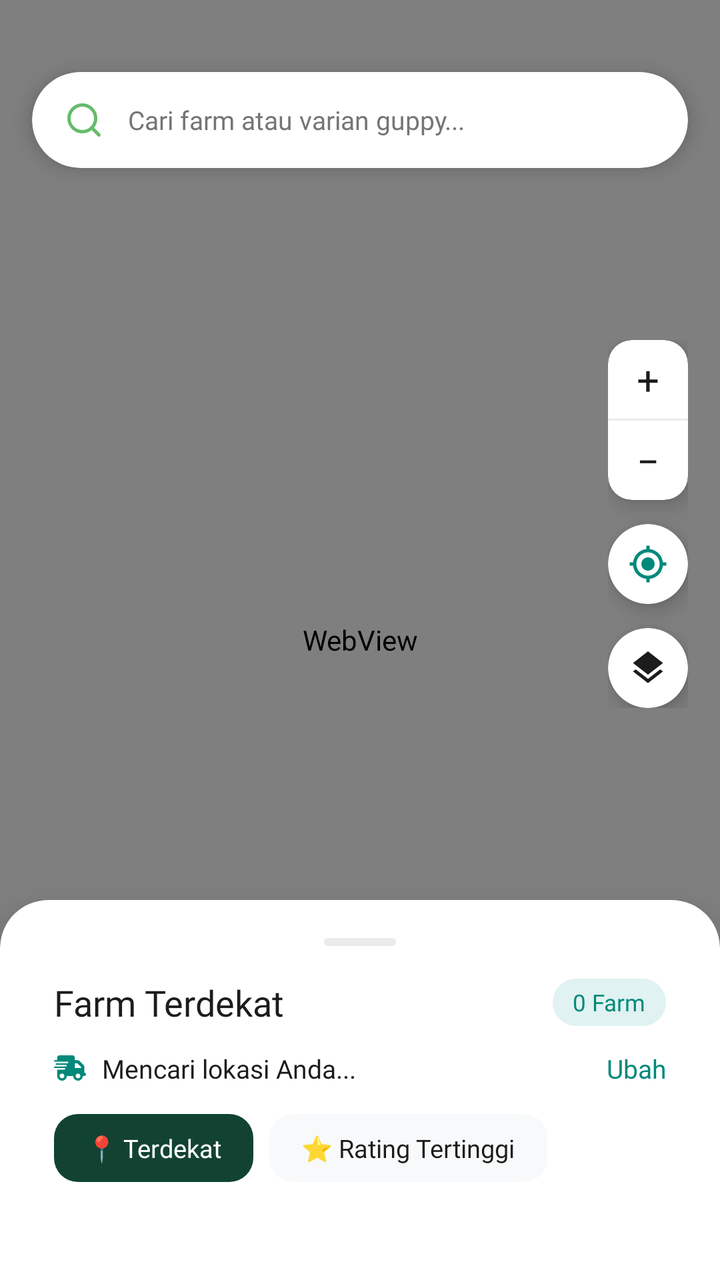
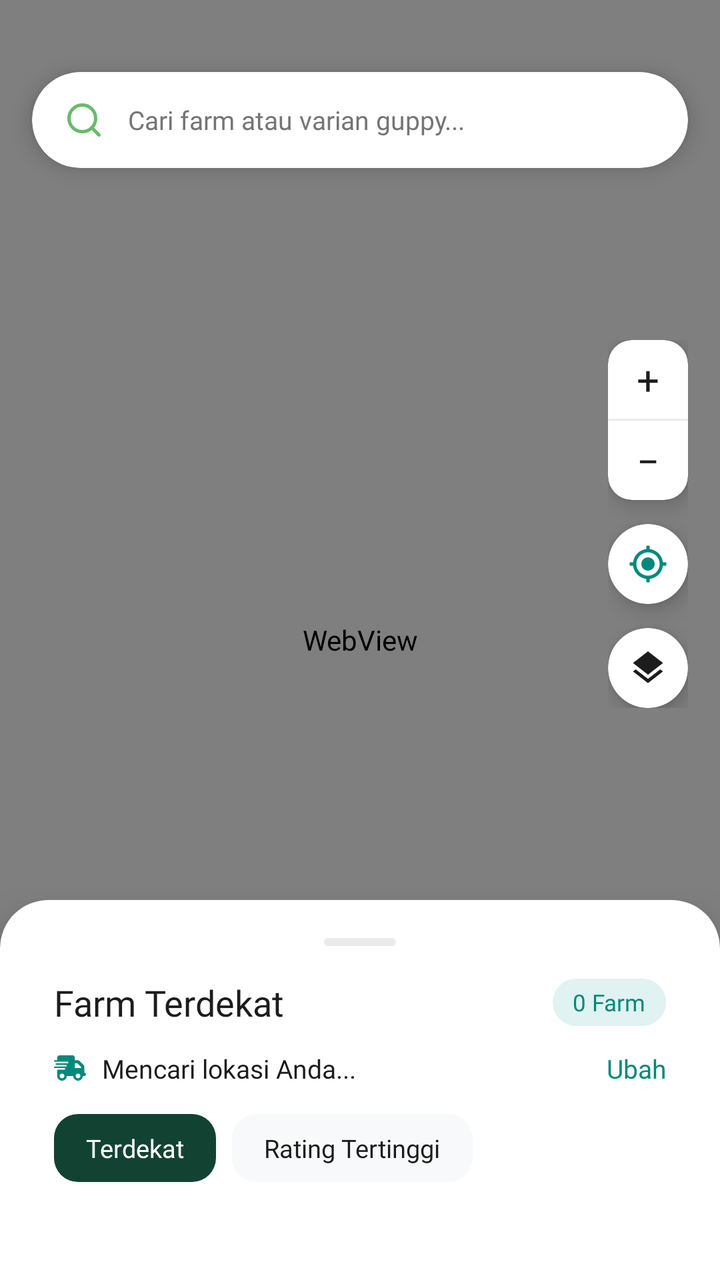

Screens rendered from an Android XML layout before and after an edit, with the pre-edit source and the edit as a unified diff.
<!-- AndroidManifest.xml: application theme Theme.GuppyMarketIDN -->
<!-- res/layout/fragment_maps.xml -->
<?xml version="1.0" encoding="utf-8"?>
<androidx.coordinatorlayout.widget.CoordinatorLayout
    xmlns:android="http://schemas.android.com/apk/res/android"
    xmlns:app="http://schemas.android.com/apk/res-auto"
    xmlns:tools="http://schemas.android.com/tools"
    android:id="@+id/main"
    android:layout_width="match_parent"
    android:layout_height="match_parent"
    android:background="#F5F5F5"
    tools:context=".ui.Maps">

    
    <FrameLayout
        android:id="@+id/mapContainer"
        android:layout_width="match_parent"
        android:layout_height="match_parent">

        
        <WebView
            android:id="@+id/webViewMaps"
            android:layout_width="match_parent"
            android:layout_height="match_parent" />

        
        <FrameLayout
            android:layout_width="match_parent"
            android:layout_height="match_parent">

            
            <androidx.cardview.widget.CardView
                android:id="@+id/cardSearchContainer"
                android:layout_width="match_parent"
                android:layout_height="48dp"
                android:layout_marginHorizontal="16dp"
                android:layout_marginTop="36dp"
                app:cardCornerRadius="24dp"
                app:cardElevation="6dp"
                app:cardBackgroundColor="@color/white">

                <LinearLayout
                    android:layout_width="match_parent"
                    android:layout_height="match_parent"
                    android:gravity="center_vertical"
                    android:orientation="horizontal"
                    android:paddingHorizontal="16dp">

                    <ImageView
                        android:id="@+id/iconSearch"
                        android:layout_width="20dp"
                        android:layout_height="20dp"
                        android:src="@drawable/search"
                        app:tint="#66BB6A"/>

                    <EditText
                        android:id="@+id/etSearchHome"
                        android:layout_width="0dp"
                        android:layout_height="match_parent"
                        android:layout_weight="1"
                        android:background="@android:color/transparent"
                        android:fontFamily="@font/inter_regular"
                        android:hint="Cari farm atau varian guppy..."
                        android:textColor="@color/guppy_text_black"
                        android:textColorHint="@color/guppy_text_gray"
                        android:paddingStart="12dp"
                        android:singleLine="true"
                        android:textSize="13sp"/>
                </LinearLayout>
            </androidx.cardview.widget.CardView>

            
            <androidx.cardview.widget.CardView
                android:id="@+id/cardNavBanner"
                android:layout_width="match_parent"
                android:layout_height="wrap_content"
                android:layout_marginHorizontal="16dp"
                android:layout_marginTop="36dp"
                app:cardCornerRadius="20dp"
                app:cardElevation="10dp"
                app:cardBackgroundColor="@color/guppy_primary"
                android:visibility="gone">

                <LinearLayout
                    android:layout_width="match_parent"
                    android:layout_height="wrap_content"
                    android:orientation="vertical"
                    android:padding="12dp">

                    <LinearLayout
                        android:layout_width="match_parent"
                        android:layout_height="wrap_content"
                        android:orientation="horizontal"
                        android:gravity="center_vertical">

                        
                        <ImageView
                            android:id="@+id/btnEndNav"
                            android:layout_width="36dp"
                            android:layout_height="36dp"
                            android:background="@drawable/bg_circle_icon_action"
                            android:src="@drawable/ic_chevron_left"
                            android:padding="8dp"
                            app:tint="@color/guppy_text_black"
                            android:clickable="true"
                            android:focusable="true"/>

                        <LinearLayout
                            android:layout_width="0dp"
                            android:layout_height="wrap_content"
                            android:layout_weight="1"
                            android:layout_marginStart="12dp"
                            android:orientation="vertical">

                            <TextView
                                android:id="@+id/tvNavInfoTitle"
                                android:layout_width="wrap_content"
                                android:layout_height="wrap_content"
                                android:text="Menuju Guppy King Farm"
                                android:textColor="@color/white"
                                android:fontFamily="@font/inter_bold"
                                android:textSize="14sp"/>

                            <TextView
                                android:id="@+id/tvNavInfoSubtitle"
                                android:layout_width="wrap_content"
                                android:layout_height="wrap_content"
                                android:layout_marginTop="2dp"
                                android:text="Mengkalkulasi rute..."
                                android:textColor="#E0F2F1"
                                android:fontFamily="@font/inter_medium"
                                android:textSize="11sp"/>
                        </LinearLayout>

                        <TextView
                            android:id="@+id/btnStopNavText"
                            android:layout_width="wrap_content"
                            android:layout_height="wrap_content"
                            android:background="@drawable/bg_tag_photo_count"
                            android:backgroundTint="@color/guppy_red"
                            android:text="Akhiri"
                            android:textColor="@color/white"
                            android:fontFamily="@font/inter_bold"
                            android:textSize="12sp"
                            android:paddingHorizontal="12dp"
                            android:paddingVertical="6dp"
                            android:clickable="true"
                            android:focusable="true"/>
                    </LinearLayout>

                    
                    <LinearLayout
                        android:layout_width="match_parent"
                        android:layout_height="36dp"
                        android:layout_marginTop="12dp"
                        android:background="@drawable/bg_vehicle_segment_container"
                        android:padding="3dp"
                        android:orientation="horizontal">

                        
                        <LinearLayout
                            android:id="@+id/chipModeCar"
                            android:layout_width="0dp"
                            android:layout_height="match_parent"
                            android:layout_weight="1"
                            android:background="@drawable/bg_vehicle_active_pill"
                            android:gravity="center"
                            android:orientation="horizontal"
                            android:clickable="true"
                            android:focusable="true">

                            <ImageView
                                android:id="@+id/icModeCar"
                                android:layout_width="16dp"
                                android:layout_height="16dp"
                                android:src="@drawable/ic_mode_car"
                                app:tint="@color/guppy_primary"/>

                            <TextView
                                android:id="@+id/tvModeCar"
                                android:layout_width="wrap_content"
                                android:layout_height="wrap_content"
                                android:layout_marginStart="6dp"
                                android:text="Mobil"
                                android:textColor="@color/guppy_primary"
                                android:fontFamily="@font/inter_bold"
                                android:textSize="12sp"/>
                        </LinearLayout>

                        
                        <LinearLayout
                            android:id="@+id/chipModeMotor"
                            android:layout_width="0dp"
                            android:layout_height="match_parent"
                            android:layout_weight="1"
                            android:background="@android:color/transparent"
                            android:gravity="center"
                            android:orientation="horizontal"
                            android:clickable="true"
                            android:focusable="true">

                            <ImageView
                                android:id="@+id/icModeMotor"
                                android:layout_width="16dp"
                                android:layout_height="16dp"
                                android:src="@drawable/ic_mode_motor"
                                app:tint="#D0E8DD"/>

                            <TextView
                                android:id="@+id/tvModeMotor"
                                android:layout_width="wrap_content"
                                android:layout_height="wrap_content"
                                android:layout_marginStart="6dp"
                                android:text="Motor"
                                android:textColor="#D0E8DD"
                                android:fontFamily="@font/inter_medium"
                                android:textSize="12sp"/>
                        </LinearLayout>

                        
                        <LinearLayout
                            android:id="@+id/chipModeWalk"
                            android:layout_width="0dp"
                            android:layout_height="match_parent"
                            android:layout_weight="1"
                            android:background="@android:color/transparent"
                            android:gravity="center"
                            android:orientation="horizontal"
                            android:clickable="true"
                            android:focusable="true">

                            <ImageView
                                android:id="@+id/icModeWalk"
                                android:layout_width="16dp"
                                android:layout_height="16dp"
                                android:src="@drawable/ic_mode_walk"
                                app:tint="#D0E8DD"/>

                            <TextView
                                android:id="@+id/tvModeWalk"
                                android:layout_width="wrap_content"
                                android:layout_height="wrap_content"
                                android:layout_marginStart="6dp"
                                android:text="Jalan Kaki"
                                android:textColor="#D0E8DD"
                                android:fontFamily="@font/inter_medium"
                                android:textSize="12sp"/>
                        </LinearLayout>

                    </LinearLayout>
                </LinearLayout>
            </androidx.cardview.widget.CardView>

            
            <LinearLayout
                android:layout_width="wrap_content"
                android:layout_height="wrap_content"
                android:layout_gravity="end|top"
                android:layout_marginTop="170dp"
                android:layout_marginEnd="16dp"
                android:orientation="vertical">

                
                <androidx.cardview.widget.CardView
                    android:layout_width="40dp"
                    android:layout_height="80dp"
                    app:cardCornerRadius="12dp"
                    app:cardElevation="6dp"
                    app:cardBackgroundColor="@color/white">

                    <LinearLayout
                        android:layout_width="match_parent"
                        android:layout_height="match_parent"
                        android:orientation="vertical"
                        android:gravity="center">

                        <TextView
                            android:id="@+id/btnZoomIn"
                            android:layout_width="match_parent"
                            android:layout_height="0dp"
                            android:layout_weight="1"
                            android:text="+"
                            android:textSize="20sp"
                            android:fontFamily="@font/inter_bold"
                            android:textColor="@color/guppy_text_black"
                            android:gravity="center"
                            android:clickable="true"
                            android:focusable="true"/>

                        <View
                            android:layout_width="match_parent"
                            android:layout_height="1dp"
                            android:background="@color/guppy_stroke"/>

                        <TextView
                            android:id="@+id/btnZoomOut"
                            android:layout_width="match_parent"
                            android:layout_height="0dp"
                            android:layout_weight="1"
                            android:text="−"
                            android:textSize="20sp"
                            android:fontFamily="@font/inter_bold"
                            android:textColor="@color/guppy_text_black"
                            android:gravity="center"
                            android:clickable="true"
                            android:focusable="true"/>
                    </LinearLayout>
                </androidx.cardview.widget.CardView>

                
                <androidx.cardview.widget.CardView
                    android:id="@+id/btnMyLocation"
                    android:layout_width="40dp"
                    android:layout_height="40dp"
                    android:layout_marginTop="12dp"
                    app:cardCornerRadius="20dp"
                    app:cardElevation="6dp"
                    app:cardBackgroundColor="@color/white"
                    android:clickable="true"
                    android:focusable="true">

                    <ImageView
                        android:layout_width="20dp"
                        android:layout_height="20dp"
                        android:layout_gravity="center"
                        android:src="@drawable/ic_my_location"
                        app:tint="@color/guppy_primary"/>
                </androidx.cardview.widget.CardView>

                
                <androidx.cardview.widget.CardView
                    android:layout_width="40dp"
                    android:layout_height="40dp"
                    android:layout_marginTop="12dp"
                    app:cardCornerRadius="20dp"
                    app:cardElevation="6dp"
                    app:cardBackgroundColor="@color/white">

                    <ImageView
                        android:layout_width="20dp"
                        android:layout_height="20dp"
                        android:layout_gravity="center"
                        android:src="@drawable/ic_map_layers"
                        app:tint="@color/guppy_text_black"/>
                </androidx.cardview.widget.CardView>
            </LinearLayout>

        </FrameLayout>
    </FrameLayout>

    
    <com.google.android.material.card.MaterialCardView
        android:id="@+id/bottomSheetFarm"
        android:layout_width="match_parent"
        android:layout_height="match_parent"
        app:shapeAppearanceOverlay="@style/TopRoundedCardStyle"
        app:cardElevation="16dp"
        app:cardBackgroundColor="@color/white"
        app:strokeWidth="0dp"
        app:behavior_peekHeight="190dp"
        app:behavior_hideable="false"
        app:behavior_fitToContents="false"
        app:behavior_expandedOffset="48dp"
        app:layout_behavior="com.google.android.material.bottomsheet.BottomSheetBehavior">

        <androidx.core.widget.NestedScrollView
            android:layout_width="match_parent"
            android:layout_height="match_parent"
            android:fillViewport="true">

            <LinearLayout
                android:layout_width="match_parent"
                android:layout_height="wrap_content"
                android:orientation="vertical"
                android:paddingHorizontal="20dp"
                android:paddingTop="12dp"
                android:paddingBottom="120dp"> 

            
            <View
                android:layout_width="36dp"
                android:layout_height="4dp"
                android:layout_gravity="center_horizontal"
                android:background="@drawable/bg_chip_outline"
                android:backgroundTint="@color/guppy_stroke"/>

            
            <LinearLayout
                android:layout_width="match_parent"
                android:layout_height="wrap_content"
                android:layout_marginTop="16dp"
                android:gravity="center_vertical"
                android:orientation="horizontal">

                <TextView
                    android:layout_width="0dp"
                    android:layout_height="wrap_content"
                    android:layout_weight="1"
                    android:fontFamily="@font/inter_bold"
                    android:text="Farm Terdekat"
                    android:textColor="@color/guppy_text_black"
                    android:textSize="18sp" />

                <TextView
                    android:id="@+id/tvFarmCountBadge"
                    android:layout_width="wrap_content"
                    android:layout_height="wrap_content"
                    android:background="@drawable/bg_chip_selected"
                    android:backgroundTint="#E0F2F1"
                    android:text="0 Farm"
                    android:textColor="@color/guppy_primary"
                    android:fontFamily="@font/inter_bold"
                    android:textSize="11.5sp"
                    android:paddingHorizontal="10dp"
                    android:paddingVertical="4dp"/>
            </LinearLayout>

            
            <LinearLayout
                android:layout_width="match_parent"
                android:layout_height="wrap_content"
                android:layout_marginTop="12dp"
                android:gravity="center_vertical"
                android:orientation="horizontal">

                <ImageView
                    android:layout_width="16dp"
                    android:layout_height="16dp"
                    android:src="@drawable/ic_location_pin"
                    app:tint="@color/guppy_primary"/>

                <TextView
                    android:id="@+id/tvUserLocationAddress"
                    android:layout_width="0dp"
                    android:layout_height="wrap_content"
                    android:layout_weight="1"
                    android:layout_marginStart="8dp"
                    android:fontFamily="@font/inter_medium"
                    android:text="Mencari lokasi Anda..."
                    android:textColor="@color/guppy_text_black"
                    android:textSize="13sp" />

                <TextView
                    android:id="@+id/btnChangeMapAddress"
                    android:layout_width="wrap_content"
                    android:layout_height="wrap_content"
                    android:fontFamily="@font/inter_bold"
                    android:text="Ubah"
                    android:textColor="@color/guppy_primary"
                    android:textSize="13sp"
                    android:clickable="true"
                    android:focusable="true"/>
            </LinearLayout>

            
            <LinearLayout
                android:layout_width="match_parent"
                android:layout_height="wrap_content"
                android:layout_marginTop="14dp"
                android:orientation="horizontal">

                
                <TextView
                    android:id="@+id/chipMapsTerdekat"
                    android:layout_width="wrap_content"
                    android:layout_height="34dp"
                    android:background="@drawable/bg_btn_primary"
                    android:backgroundTint="#124332"
                    android:text="📍 Terdekat"
                    android:textColor="@color/white"
                    android:fontFamily="@font/inter_bold"
                    android:textSize="12.5sp"
                    android:gravity="center"
                    android:paddingHorizontal="16dp"
                    android:layout_marginEnd="8dp"
                    android:clickable="true"
                    android:focusable="true"/>

                
                <TextView
                    android:id="@+id/chipMapsRating"
                    android:layout_width="wrap_content"
                    android:layout_height="34dp"
                    android:background="@drawable/bg_btn_solid_gray"
                    android:text="⭐ Rating Tertinggi"
                    android:textColor="@color/guppy_text_black"
                    android:fontFamily="@font/inter_bold"
                    android:textSize="12.5sp"
                    android:gravity="center"
                    android:paddingHorizontal="16dp"
                    android:clickable="true"
                    android:focusable="true"/>
            </LinearLayout>

            
            <androidx.recyclerview.widget.RecyclerView
                android:id="@+id/recyclerMapsFarms"
                android:layout_width="match_parent"
                android:layout_height="wrap_content"
                android:layout_marginTop="16dp"
                android:clipToPadding="false"/>

            
            <TextView
                android:id="@+id/tvNoFarmFound"
                android:layout_width="match_parent"
                android:layout_height="wrap_content"
                android:layout_marginTop="24dp"
                android:gravity="center"
                android:text="Farm tidak ditemukan.\nCoba cari kata kunci lain seperti 'Guppy King' atau 'Aquatic'."
                android:textColor="@color/guppy_text_gray"
                android:fontFamily="@font/inter_medium"
                android:textSize="13sp"
                android:lineSpacingExtra="4dp"
                android:visibility="gone"/>

        </LinearLayout>
        </androidx.core.widget.NestedScrollView>
    </com.google.android.material.card.MaterialCardView>

</androidx.coordinatorlayout.widget.CoordinatorLayout>
<!-- resources referenced by this layout -->
<resources>
  <color name="guppy_primary">#00897B</color>
  <color name="guppy_red">#E53935</color>
  <color name="guppy_stroke">#EBEBEB</color>
  <color name="guppy_text_black">#1C1C1C</color>
  <color name="guppy_text_gray">#757575</color>
  <color name="white">#FFFFFFFF</color>
  <!-- drawable bg_btn_primary (drawable) -->
  <?xml version="1.0" encoding="utf-8"?>
  <shape xmlns:android="http://schemas.android.com/apk/res/android">
      <solid android:color="@color/guppy_primary" />
      <corners android:radius="12dp" />
  </shape>
  <!-- drawable bg_btn_solid_gray (drawable) -->
  <?xml version="1.0" encoding="utf-8"?>
  <shape xmlns:android="http://schemas.android.com/apk/res/android">
      <solid android:color="#F8F9FA" />
      <corners android:radius="12dp" />
  </shape>
  <!-- drawable bg_chip_outline (drawable) -->
  <?xml version="1.0" encoding="utf-8"?>
  <shape xmlns:android="http://schemas.android.com/apk/res/android">
      <solid android:color="@color/white" />
      <stroke android:width="1dp" android:color="@color/guppy_stroke" />
      <corners android:radius="20dp" />
  </shape>
  <!-- drawable bg_chip_selected (drawable) -->
  <?xml version="1.0" encoding="utf-8"?>
  <shape xmlns:android="http://schemas.android.com/apk/res/android">
      <solid android:color="#E0F2F1" />
      <stroke
          android:width="1.5dp"
          android:color="@color/guppy_primary" />
      <corners android:radius="20dp" />
  </shape>
  <!-- drawable bg_circle_icon_action (drawable) -->
  <?xml version="1.0" encoding="utf-8"?>
  <shape xmlns:android="http://schemas.android.com/apk/res/android" android:shape="oval">
      <solid android:color="#E6FFFFFF" />
  </shape>
  <!-- drawable bg_tag_photo_count (drawable) -->
  <?xml version="1.0" encoding="utf-8"?>
  <shape xmlns:android="http://schemas.android.com/apk/res/android">
      <solid android:color="#99000000" />
      <corners android:radius="12dp" />
  </shape>
  <!-- drawable bg_vehicle_active_pill (drawable) -->
  <?xml version="1.0" encoding="utf-8"?>
  <shape xmlns:android="http://schemas.android.com/apk/res/android">
      <solid android:color="@color/white" />
      <corners android:radius="11dp" />
  </shape>
  <!-- drawable bg_vehicle_segment_container (drawable) -->
  <?xml version="1.0" encoding="utf-8"?>
  <shape xmlns:android="http://schemas.android.com/apk/res/android">
      <solid android:color="#25000000" />
      <corners android:radius="14dp" />
  </shape>
  <!-- drawable ic_chevron_left (drawable) -->
  <vector xmlns:android="http://schemas.android.com/apk/res/android"
      android:width="24dp"
      android:height="24dp"
      android:viewportWidth="24"
      android:viewportHeight="24">
    <path
        android:fillColor="#1E1E1E"
        android:pathData="M15.41,16.59L10.83,12l4.58,-4.59L14,6l-6,6 6,6 1.41,-1.41z"/>
  </vector>
  <!-- drawable ic_map_layers (drawable) -->
  <vector xmlns:android="http://schemas.android.com/apk/res/android"
      android:width="24dp"
      android:height="24dp"
      android:viewportWidth="24"
      android:viewportHeight="24">
    <path
        android:fillColor="#374957"
        android:pathData="M11.99,18.54l-7.37,-5.73L3,14.07l8.99,7 8.99,-7 -1.63,-1.27 -7.36,5.74zM12,16l7.36,-5.73L21,9l-9,-7 -9,7 1.63,1.27L12,16z"/>
  </vector>
  <style name="TopRoundedCardStyle">
          <item name="cornerSizeTopLeft">24dp</item>
          <item name="cornerSizeTopRight">24dp</item>
          <item name="cornerSizeBottomLeft">0dp</item>
          <item name="cornerSizeBottomRight">0dp</item>
      </style>
  <style name="Theme.GuppyMarketIDN" parent="Base.Theme.GuppyMarketIDN" />
  <color name="guppy_background">#F8F9FA</color>
  <!-- unchanged entries left out for length: 7 -->
</resources>

<!-- the commit's change to res/layout/fragment_maps.xml (unified diff, before → after) -->
@@ -464,7 +464,7 @@
                     android:layout_height="34dp"
                     android:background="@drawable/bg_btn_primary"
                     android:backgroundTint="#124332"
-                    android:text="📍 Terdekat"
+                    android:text="Terdekat"
                     android:textColor="@color/white"
                     android:fontFamily="@font/inter_bold"
                     android:textSize="12.5sp"
@@ -480,7 +480,7 @@
                     android:layout_width="wrap_content"
                     android:layout_height="34dp"
                     android:background="@drawable/bg_btn_solid_gray"
-                    android:text="⭐ Rating Tertinggi"
+                    android:text="Rating Tertinggi"
                     android:textColor="@color/guppy_text_black"
                     android:fontFamily="@font/inter_bold"
                     android:textSize="12.5sp"
